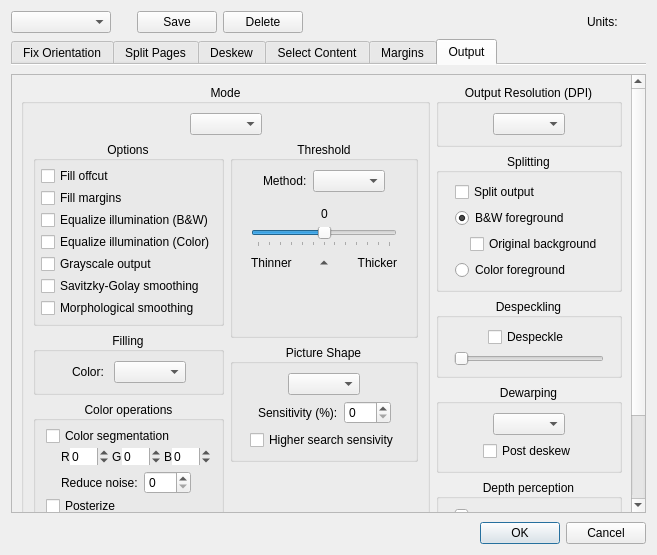
Above: src/app/DefaultParamsDialog.ui from 2ndmax/scantailor-ocr before the change. Below: the same form after it.
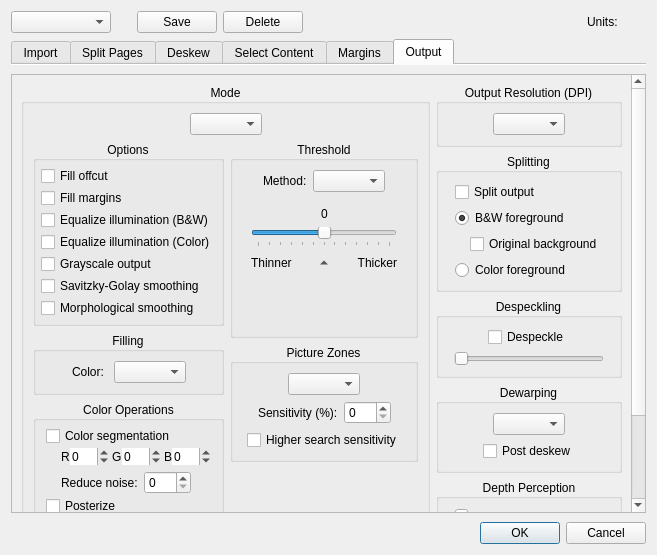
That is the form after the change. The open tabs and pages were chosen to show the change. Icons and pictures are not drawn.

```diff
--- a/src/app/DefaultParamsDialog.ui
+++ b/src/app/DefaultParamsDialog.ui
@@ -119,7 +119,7 @@
      </property>
      <widget class="QWidget" name="tab">
       <attribute name="title">
-       <string>Fix Orientation</string>
+       <string>Import</string>
       </attribute>
       <layout class="QVBoxLayout" name="verticalLayout_3">
        <property name="leftMargin">
@@ -2125,7 +2125,7 @@
                      <string notr="true"/>
                     </property>
                     <property name="title">
-                     <string>Color operations</string>
+                     <string>Color Operations</string>
                     </property>
                     <property name="alignment">
                      <set>Qt::AlignCenter</set>
@@ -3103,7 +3103,7 @@
                   <item>
                    <widget class="QGroupBox" name="pictureShapeOptions">
                     <property name="title">
-                     <string>Picture Shape</string>
+                     <string>Picture Zones</string>
                     </property>
                     <property name="alignment">
                      <set>Qt::AlignCenter</set>
@@ -3221,7 +3221,7 @@
                        <item>
                         <widget class="QCheckBox" name="higherSearchSensitivityCB">
                          <property name="text">
-                          <string>Higher search sensivity</string>
+                          <string>Higher search sensitivity</string>
                          </property>
                         </widget>
                        </item>
@@ -3665,7 +3665,7 @@
              <item>
               <widget class="QGroupBox" name="depthPerceptionPanel">
                <property name="title">
-                <string>Depth perception</string>
+                <string>Depth Perception</string>
                </property>
                <property name="alignment">
                 <set>Qt::AlignCenter</set>
```
Left out of the diff: 2 changed lines with no effect on the pictures.
